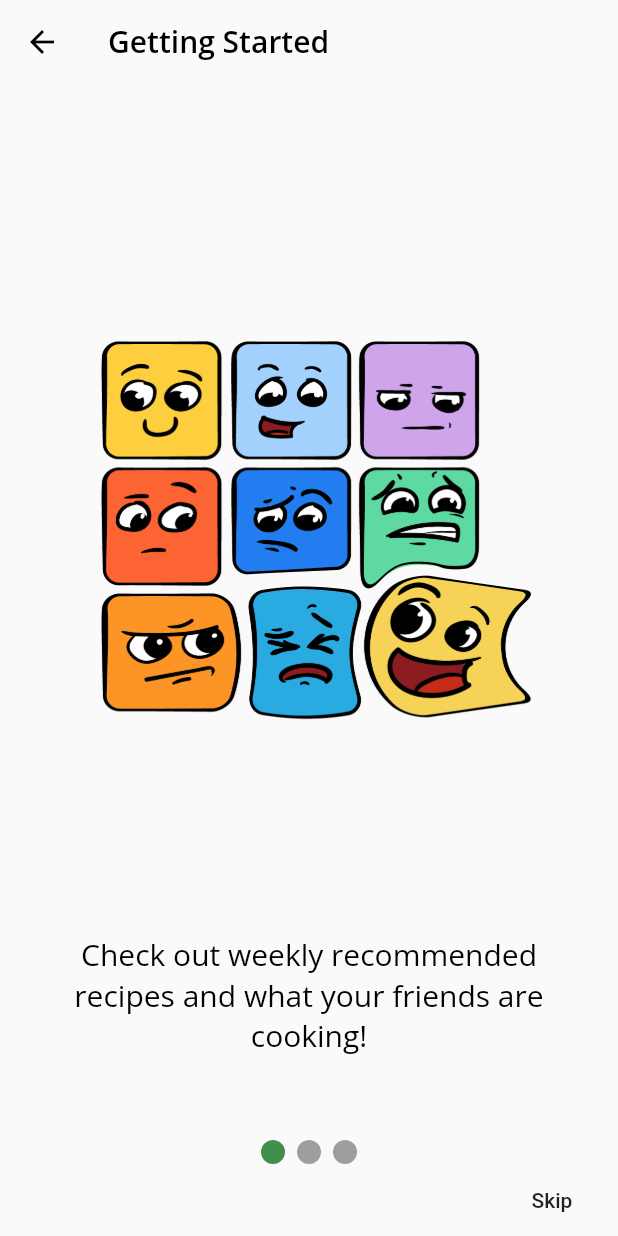
After one commit to oozoemenam/foodbook, a Flutter app: the OnboardingScreen screen opened directly, on a phone screen of 412 x 824 dp. The commit adds this screen. Run offline on Flutter 3.47's test engine with Material 2 defaults, Android fonts, the phone set to English and light mode, and no system bars; drawn by our look-alikes of smooth_page_indicator; our stand-ins replace flutter_colorpicker, google_fonts, shared_preferences; accounts and stored records are empty.

```diff
--- a/lib/main.dart
+++ b/lib/main.dart
@@ -1,29 +1,60 @@
 import 'package:flutter/material.dart';
 import 'package:provider/provider.dart';
 
-import 'home.dart';
 import 'models/models.dart';
+import 'screens/home.dart';
+import 'screens/login_screen.dart';
 import 'theme.dart';
 
-void main() {
-  runApp(const SocialRecipeApp());
+void main() async {
+  WidgetsFlutterBinding.ensureInitialized();
+  final appStateManager = AppStateManager();
+  await appStateManager.initializeApp();
+  runApp(SocialRecipeApp(appStateManager: appStateManager));
 }
 
-class SocialRecipeApp extends StatelessWidget {
-  const SocialRecipeApp({super.key});
+class SocialRecipeApp extends StatefulWidget {
+  final AppStateManager appStateManager;
+
+  const SocialRecipeApp({
+    super.key,
+    required this.appStateManager
+  });
+
+  @override
+  State<SocialRecipeApp> createState() => _SocialRecipeAppState();
+}
+
+class _SocialRecipeAppState extends State<SocialRecipeApp> {
+  late final _groceryManager = GroceryManager();
+  late final _profileManager = ProfileManager();
+  // TODO: Initialize AppRouter
 
   @override
   Widget build(BuildContext context) {
-    final theme = SocialRecipeAppTheme.dark();
-    return MaterialApp(
-        theme: theme,
-        title: 'SocialRecipeApp',
-        home: MultiProvider(
-          providers: [
-            ChangeNotifierProvider(create: (context) => TabManager()),
-            ChangeNotifierProvider(create: (context) => GroceryManager()),
-          ],
-          child: const Home(),
-        ));
+    return MultiProvider(
+      providers: [
+        ChangeNotifierProvider(create: (context) => _groceryManager),
+        ChangeNotifierProvider(create: (context) => _profileManager),
+        ChangeNotifierProvider(create: (context) => widget.appStateManager),
+      ],
+      child: Consumer<ProfileManager>(
+        builder: (context, profileManager, child) {
+          ThemeData theme;
+          if (profileManager.darkMode) {
+            theme = SocialRecipeAppTheme.dark();
+          } else {
+            theme = SocialRecipeAppTheme.light();
+          }
+
+          // TODO: Replace with Router
+          return MaterialApp(
+            theme: theme,
+            title: 'SocialRecipeApp',
+            home: const LoginScreen(),
+          );
+        },
+      ),
+    );
   }
 }
--- /dev/null
+++ b/lib/models/app_state_manager.dart
@@ -0,0 +1,71 @@
+import 'dart:async';
+
+import 'package:flutter/material.dart';
+
+import 'app_cache.dart';
+
+// AppStateManager mocks the various app state such as app initialization,
+// app login, and onboarding.
+class AppStateManager extends ChangeNotifier {
+  // Checks to see if the user is logged in
+  bool _loggedIn = false;
+  // Checks to see if the user has completed onboarding
+  bool _onboardingComplete = false;
+  // Records the current tab the user is on.
+  int _selectedTab = SocialRecipeAppTab.explore;
+  // Stores user state properties on platform specific file system.
+  final _appCache = AppCache();
+
+  int get getSelectedTab => _selectedTab;
+  // Property getters.
+  bool get isLoggedIn => _loggedIn;
+  bool get isOnboardingComplete => _onboardingComplete;
+
+  void goToRecipes() {
+    _selectedTab = SocialRecipeAppTab.recipes;
+    notifyListeners();
+  }
+
+  void goToTab(index) {
+    _selectedTab = index;
+    notifyListeners();
+  }
+
+  // Initializes the app
+  Future<void> initializeApp() async {
+    // Check if the user is logged in
+    _loggedIn = await _appCache.isUserLoggedIn();
+    // Check if the user completed onboarding
+    _onboardingComplete = await _appCache.didCompleteOnboarding();
+  }
+
+  void login(String username, String password) async {
+    _loggedIn = true;
+    await _appCache.cacheUser();
+    notifyListeners();
+  }
+
+  void logout() async {
+    // Reset all properties once user logs out
+    _loggedIn = false;
+    _onboardingComplete = false;
+    _selectedTab = 0;
+
+    // Reinitialize the app
+    await _appCache.invalidate();
+    await initializeApp();
+    notifyListeners();
+  }
+
+  void onboarded() async {
+    _onboardingComplete = true;
+    await _appCache.completeOnboarding();
+    notifyListeners();
+  }
+}
+
+class SocialRecipeAppTab {
+  static const int explore = 0;
+  static const int recipes = 1;
+  static const int toBuy = 2;
+}
--- a/lib/models/models.dart
+++ b/lib/models/models.dart
@@ -5,3 +5,7 @@ export 'grocery_manager.dart';
 export 'post.dart';
 export 'simple_recipe.dart';
 export 'tab_manager.dart';
+export 'app_cache.dart';
+export 'app_state_manager.dart';
+export 'profile_manager.dart';
+export 'user.dart';
--- /dev/null
+++ b/lib/models/profile_manager.dart
@@ -0,0 +1,37 @@
+import 'package:flutter/material.dart';
+
+import 'models.dart';
+
+class ProfileManager extends ChangeNotifier {
+  User get getUser => User(
+    firstName: 'Stef',
+    lastName: 'Patt',
+    role: 'Flutterista',
+    profileImageUrl: 'assets/profile_pics/person_stef.jpeg',
+    points: 100,
+    darkMode: _darkMode,
+  );
+
+  bool get didSelectUser => _didSelectUser;
+  bool get didTapOnRaywenderlich => _tapOnRaywenderlich;
+  bool get darkMode => _darkMode;
+
+  var _didSelectUser = false;
+  var _tapOnRaywenderlich = false;
+  var _darkMode = false;
+
+  set darkMode(bool darkMode) {
+    _darkMode = darkMode;
+    notifyListeners();
+  }
+
+  void tapOnRaywenderlich(bool selected) {
+    _tapOnRaywenderlich = selected;
+    notifyListeners();
+  }
+
+  void tapOnProfile(bool selected) {
+    _didSelectUser = selected;
+    notifyListeners();
+  }
+}
--- /dev/null
+++ b/lib/models/user.dart
@@ -0,0 +1,17 @@
+class User {
+  final String firstName;
+  final String lastName;
+  final String role;
+  final String profileImageUrl;
+  final int points;
+  final bool darkMode;
+
+  User({
+    required this.firstName,
+    required this.lastName,
+    required this.role,
+    required this.profileImageUrl,
+    required this.points,
+    required this.darkMode,
+  });
+}
--- /dev/null
+++ b/lib/screens/onboarding_screen.dart
@@ -0,0 +1,103 @@
+import 'package:flutter/material.dart';
+import 'package:smooth_page_indicator/smooth_page_indicator.dart';
+
+class OnboardingScreen extends StatefulWidget {
+  const OnboardingScreen({super.key});
+
+  @override
+  OnboardingScreenState createState() => OnboardingScreenState();
+}
+
+class OnboardingScreenState extends State<OnboardingScreen> {
+  final controller = PageController();
+  final Color rwColor = const Color.fromRGBO(64, 143, 77, 1);
+
+  @override
+  Widget build(BuildContext context) {
+    return Scaffold(
+      appBar: AppBar(
+        backgroundColor: Colors.transparent,
+        elevation: 0.0,
+        title: const Text('Getting Started'),
+      ),
+      body: SafeArea(
+        child: Column(
+          children: [
+            Expanded(child: buildPages()),
+            buildIndicator(),
+            buildActionButtons(),
+          ],
+        ),
+      ),
+    );
+  }
+
+  Widget buildActionButtons() {
+    return Row(
+      mainAxisAlignment: MainAxisAlignment.end,
+      children: [
+        MaterialButton(
+          child: const Text('Skip'),
+          onPressed: () {
+            // TODO: Initiate onboarding
+          },
+        ),
+      ],
+    );
+  }
+
+  Widget buildIndicator() {
+    return SmoothPageIndicator(
+      controller: controller,
+      count: 3,
+      effect: WormEffect(
+        activeDotColor: rwColor,
+      ),
+    );
+  }
+
+  Widget buildPages() {
+    return PageView(
+      controller: controller,
+      children: [
+        onboardPageView(
+          const AssetImage('assets/recommend.png'),
+          '''Check out weekly recommended recipes and what your friends are cooking!''',
+        ),
+        onboardPageView(
+          const AssetImage('assets/sheet.png'),
+          'Cook with step by step instructions!',
+        ),
+        onboardPageView(
+          const AssetImage('assets/list.png'),
+          'Keep track of what you need to buy',
+        ),
+      ],
+    );
+  }
+
+  Widget onboardPageView(ImageProvider imageProvider, String text) {
+    return Padding(
+      padding: const EdgeInsets.all(40),
+      child: Column(
+        crossAxisAlignment: CrossAxisAlignment.center,
+        mainAxisAlignment: MainAxisAlignment.center,
+        children: [
+          Expanded(
+            child: Image(
+              fit: BoxFit.fitWidth,
+              image: imageProvider,
+            ),
+          ),
+          const SizedBox(height: 16),
+          Text(
+            text,
+            style: const TextStyle(fontSize: 20),
+            textAlign: TextAlign.center,
+          ),
+          const SizedBox(height: 16),
+        ],
+      ),
+    );
+  }
+}
--- a/pubspec.yaml
+++ b/pubspec.yaml
@@ -11,10 +11,15 @@ dependencies:
   flutter:
     sdk: flutter
   flutter_colorpicker: ^1.0.3
+  go_router: ^10.1.2
   google_fonts: ^5.1.0
   intl: ^0.18.1
   provider: ^6.0.5
+  shared_preferences: ^2.2.1
+  smooth_page_indicator: ^1.1.0
+  url_launcher: ^6.1.14
   uuid: ^4.0.0
+  webview_flutter: ^4.2.4
 
 dev_dependencies:
   flutter_test:
```
Also changed, not shown: lib/models/app_cache.dart (added, +32 -0 lines), lib/screens/home.dart (renamed from lib/home.dart, +8 -5 lines), lib/screens/login_screen.dart (added, +85 -0 lines), lib/screens/profile_screen.dart (added, +109 -0 lines), lib/screens/screens.dart (added, +10 -0 lines), assets/list.png (added), assets/recommend.png (added), assets/rw_logo.png (added), assets/sheet.png (added), pubspec.lock, 1 other file.
